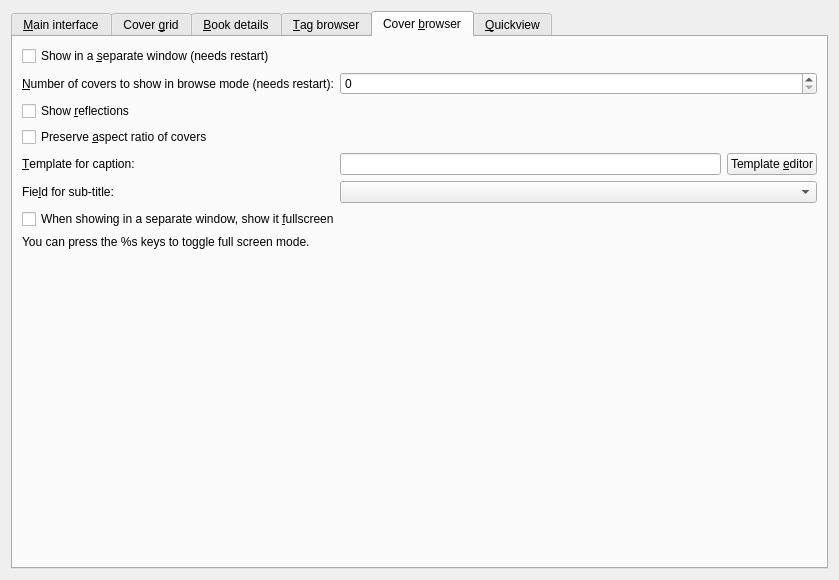
Qt form src/calibre/gui2/preferences/look_feel.ui (debian-calibre/calibre) before a commit.
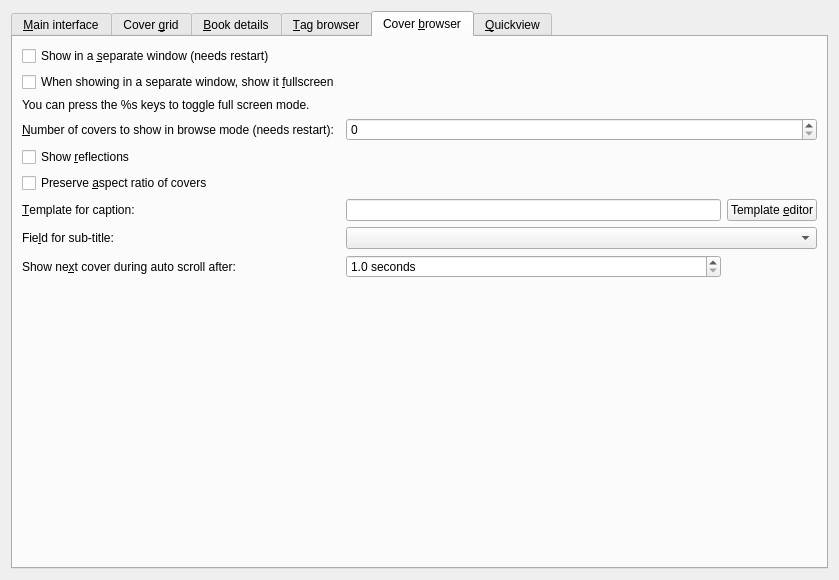
The same form after that commit. The open tabs and pages were chosen to show the change. Icons and pictures are not drawn. Custom widgets are drawn as their Qt base class.

The edit to the form file:
```diff
--- a/src/calibre/gui2/preferences/look_feel.ui
+++ b/src/calibre/gui2/preferences/look_feel.ui
@@ -1143,14 +1143,24 @@
        <string>Cover &amp;browser</string>
       </attribute>
       <layout class="QGridLayout" name="gridLayout_11">
-       <item row="5" column="1">
-        <widget class="QLineEdit" name="opt_cover_browser_title_template">
-         <property name="toolTip">
-          <string>The template used to generate the text below the covers. Uses the same syntax as save templates. Defaults to just the book title. Note that this setting is per-library, which means that you have to set it again for every different calibre library you use.</string>
-         </property>
-        </widget>
-       </item>
        <item row="1" column="0">
+        <widget class="QCheckBox" name="opt_cb_fullscreen">
+         <property name="text">
+          <string>When showing in a separate window, show it &amp;fullscreen</string>
+         </property>
+        </widget>
+       </item>
+       <item row="0" column="0" colspan="3">
+        <widget class="QCheckBox" name="opt_separate_cover_flow">
+         <property name="text">
+          <string>Show in a &amp;separate window (needs restart)</string>
+         </property>
+        </widget>
+       </item>
+       <item row="3" column="1" colspan="2">
+        <widget class="QSpinBox" name="opt_cover_flow_queue_length"/>
+       </item>
+       <item row="3" column="0">
         <widget class="QLabel" name="label_6">
          <property name="text">
           <string>&amp;Number of covers to show in browse mode (needs restart):</string>
@@ -1160,7 +1170,14 @@
          </property>
         </widget>
        </item>
-       <item row="9" column="0" colspan="2">
+       <item row="7" column="2">
+        <widget class="QPushButton" name="cover_browser_title_template_button">
+         <property name="text">
+          <string>Template &amp;editor</string>
+         </property>
+        </widget>
+       </item>
+       <item row="11" column="0" colspan="2">
         <spacer name="verticalSpacer_4">
          <property name="orientation">
           <enum>Qt::Vertical</enum>
@@ -1173,41 +1190,21 @@
          </property>
         </spacer>
        </item>
-       <item row="5" column="0">
-        <widget class="QLabel" name="label_23">
-         <property name="text">
-          <string>&amp;Template for caption:</string>
+       <item row="7" column="1">
+        <widget class="QLineEdit" name="opt_cover_browser_title_template">
+         <property name="toolTip">
+          <string>The template used to generate the text below the covers. Uses the same syntax as save templates. Defaults to just the book title. Note that this setting is per-library, which means that you have to set it again for every different calibre library you use.</string>
          </property>
-         <property name="buddy">
-          <cstring>opt_cover_browser_title_template</cstring>
-         </property>
         </widget>
        </item>
-       <item row="5" column="2">
-        <widget class="QPushButton" name="cover_browser_title_template_button">
+       <item row="4" column="0" colspan="3">
+        <widget class="QCheckBox" name="opt_cover_browser_reflections">
          <property name="text">
-          <string>Template &amp;editor</string>
+          <string>Show &amp;reflections</string>
          </property>
         </widget>
        </item>
-       <item row="1" column="1" colspan="2">
-        <widget class="QSpinBox" name="opt_cover_flow_queue_length"/>
-       </item>
-       <item row="7" column="0" colspan="3">
-        <widget class="QCheckBox" name="opt_cb_fullscreen">
-         <property name="text">
-          <string>When showing in a separate window, show it &amp;fullscreen</string>
-         </property>
-        </widget>
-       </item>
-       <item row="0" column="0" colspan="3">
-        <widget class="QCheckBox" name="opt_separate_cover_flow">
-         <property name="text">
-          <string>Show in a &amp;separate window (needs restart)</string>
-         </property>
-        </widget>
-       </item>
-       <item row="3" column="0" colspan="3">
+       <item row="5" column="0" colspan="3">
         <widget class="QCheckBox" name="opt_cb_preserve_aspect_ratio">
          <property name="toolTip">
           <string>Show covers in their original aspect ratio instead of resizing
@@ -1218,14 +1215,30 @@
          </property>
         </widget>
        </item>
-       <item row="2" column="0" colspan="3">
-        <widget class="QCheckBox" name="opt_cover_browser_reflections">
+       <item row="8" column="1" colspan="2">
+        <widget class="QComboBox" name="opt_cover_browser_subtitle_field"/>
+       </item>
+       <item row="7" column="0">
+        <widget class="QLabel" name="label_23">
          <property name="text">
-          <string>Show &amp;reflections</string>
+          <string>&amp;Template for caption:</string>
          </property>
+         <property name="buddy">
+          <cstring>opt_cover_browser_title_template</cstring>
+         </property>
         </widget>
        </item>
-       <item row="8" column="0" colspan="3">
+       <item row="8" column="0">
+        <widget class="QLabel" name="label_24">
+         <property name="text">
+          <string>Fie&amp;ld for sub-title:</string>
+         </property>
+         <property name="buddy">
+          <cstring>opt_cover_browser_subtitle_field</cstring>
+         </property>
+        </widget>
+       </item>
+       <item row="2" column="0">
         <widget class="QLabel" name="fs_help_msg">
          <property name="styleSheet">
           <string notr="true">margin-left: 1.5em</string>
@@ -1238,18 +1251,31 @@
          </property>
         </widget>
        </item>
-       <item row="6" column="0">
-        <widget class="QLabel" name="label_24">
+       <item row="9" column="0">
+        <widget class="QLabel" name="label_26">
          <property name="text">
-          <string>Fie&amp;ld for sub-title:</string>
+          <string>Show ne&amp;xt cover during auto scroll after:</string>
          </property>
          <property name="buddy">
-          <cstring>opt_cover_browser_subtitle_field</cstring>
+          <cstring>opt_books_autoscroll_time</cstring>
          </property>
         </widget>
        </item>
-       <item row="6" column="1" colspan="2">
-        <widget class="QComboBox" name="opt_cover_browser_subtitle_field"/>
+       <item row="9" column="1">
+        <widget class="QDoubleSpinBox" name="opt_books_autoscroll_time">
+         <property name="suffix">
+          <string> seconds</string>
+         </property>
+         <property name="decimals">
+          <number>1</number>
+         </property>
+         <property name="minimum">
+          <double>1.000000000000000</double>
+         </property>
+         <property name="maximum">
+          <double>100000.000000000000000</double>
+         </property>
+        </widget>
        </item>
       </layout>
      </widget>
```
